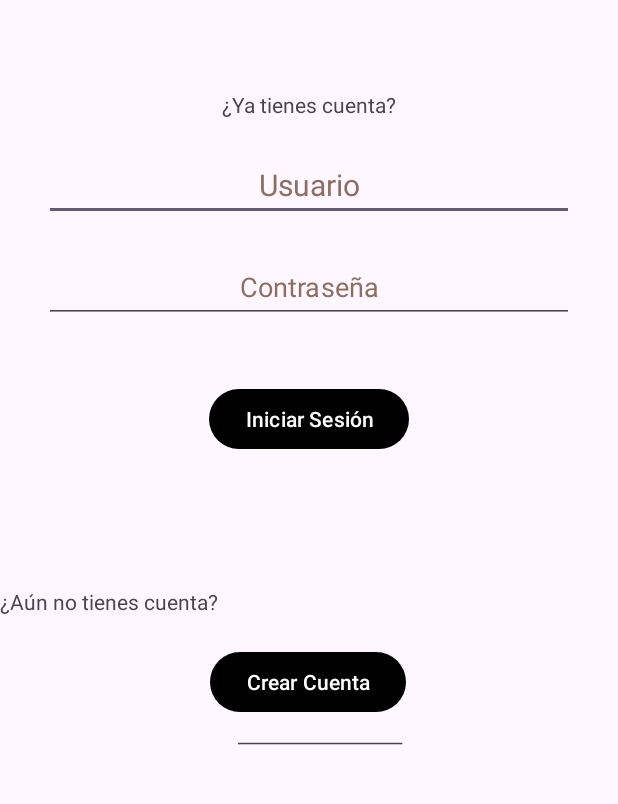
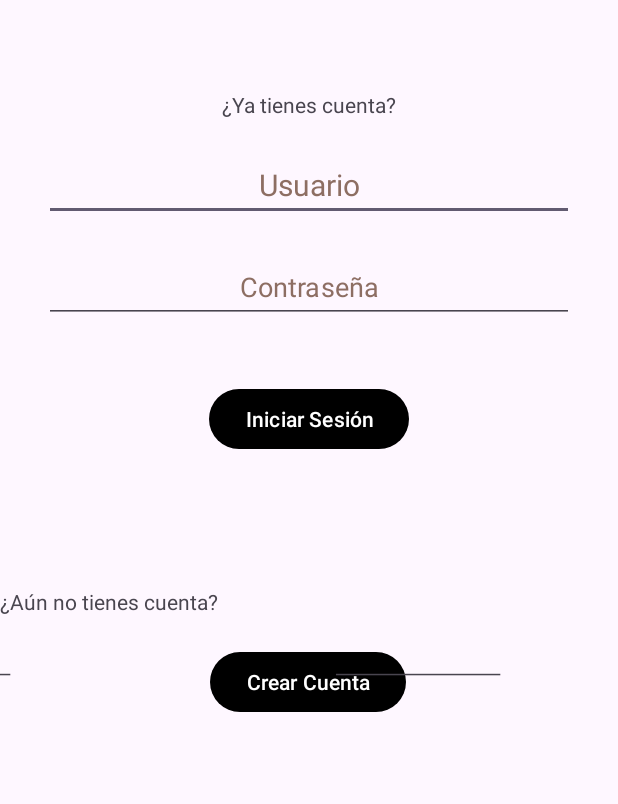
Before and after one commit to Oscar-Padilla/bravocollect, an Android app: the screen it shows after launch (MainActivity), on a phone screen of 412 x 824 dp, the part 185-989 px from its top. Run offline under Robolectric (Android 15) with nearby library versions, the phone set to English and light mode, and no system bars.

Commit message:
Añadi el constraint layout de la barra de tvs.

```diff
--- a/app/src/main/res/layout/activity_main.xml
+++ b/app/src/main/res/layout/activity_main.xml
@@ -102,22 +102,30 @@
         android:id="@+id/tv_lineL"
         android:layout_width="wrap_content"
         android:layout_height="wrap_content"
+        android:layout_marginTop="177dp"
         android:layout_marginEnd="60dp"
         android:layout_marginBottom="196dp"
         android:scaleX="12"
         android:text="@string/tv_lineL"
         app:layout_constraintBottom_toBottomOf="parent"
-        app:layout_constraintEnd_toStartOf="@+id/tv_texto2" />
+        app:layout_constraintEnd_toStartOf="@+id/tv_texto2"
+        app:layout_constraintHorizontal_bias="0.806"
+        app:layout_constraintStart_toStartOf="parent"
+        app:layout_constraintTop_toBottomOf="@+id/txt_password" />
 
     <TextView
         android:id="@+id/tv_lineR"
         android:layout_width="wrap_content"
         android:layout_height="wrap_content"
         android:layout_marginStart="60dp"
+        android:layout_marginTop="177dp"
         android:layout_marginBottom="196dp"
         android:scaleX="12"
         android:text="@string/tv_lineR"
         app:layout_constraintBottom_toBottomOf="parent"
-        app:layout_constraintStart_toEndOf="@+id/tv_texto2" />
+        app:layout_constraintEnd_toEndOf="parent"
+        app:layout_constraintHorizontal_bias="0.333"
+        app:layout_constraintStart_toEndOf="@+id/tv_texto2"
+        app:layout_constraintTop_toBottomOf="@+id/txt_password" />
 
 </androidx.constraintlayout.widget.ConstraintLayout>
```
